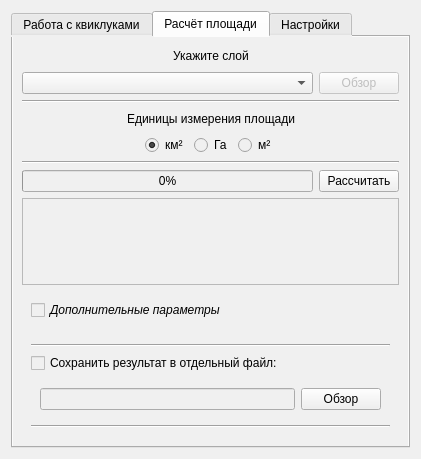
Old version of the form helper_main_dialog_base.ui in the repository bazzile/helper.
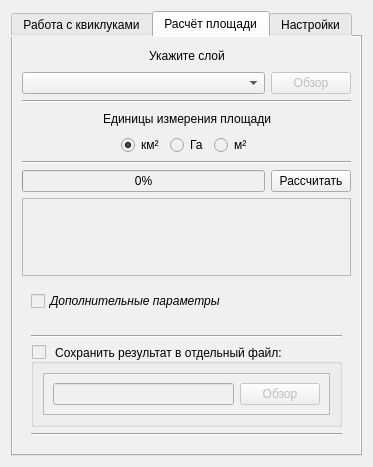
New version of the form.

Commit message: ellipsoidal area: out_file widget изменён тип на group_box

```diff
--- a/helper_main_dialog_base.ui
+++ b/helper_main_dialog_base.ui
@@ -6,8 +6,8 @@
    <rect>
     <x>0</x>
     <y>0</y>
-    <width>421</width>
-    <height>459</height>
+    <width>373</width>
+    <height>467</height>
    </rect>
   </property>
   <property name="windowTitle">
@@ -547,27 +547,41 @@
            </widget>
           </item>
           <item>
-           <widget class="QCheckBox" name="out_file_checkBox">
-            <property name="font">
-             <font>
-              <italic>false</italic>
-             </font>
+           <widget class="QGroupBox" name="groupBox_3">
+            <property name="enabled">
+             <bool>true</bool>
             </property>
-            <property name="layoutDirection">
-             <enum>Qt::LeftToRight</enum>
+            <property name="sizePolicy">
+             <sizepolicy hsizetype="MinimumExpanding" vsizetype="Minimum">
+              <horstretch>0</horstretch>
+              <verstretch>0</verstretch>
+             </sizepolicy>
             </property>
-            <property name="text">
+            <property name="title">
              <string>Сохранить результат в отдельный файл:</string>
             </property>
-           </widget>
-          </item>
-          <item>
-           <widget class="QWidget" name="out_file_widget" native="true">
-            <layout class="QVBoxLayout" name="verticalLayout_12">
-             <item>
-              <layout class="QVBoxLayout" name="verticalLayout_13">
-               <item>
-                <layout class="QHBoxLayout" name="horizontalLayout_20">
+            <property name="checkable">
+             <bool>true</bool>
+            </property>
+            <property name="checked">
+             <bool>false</bool>
+            </property>
+            <layout class="QGridLayout" name="gridLayout_4">
+             <item row="1" column="0">
+              <widget class="QFrame" name="frame_3">
+               <property name="sizePolicy">
+                <sizepolicy hsizetype="Preferred" vsizetype="MinimumExpanding">
+                 <horstretch>0</horstretch>
+                 <verstretch>0</verstretch>
+                </sizepolicy>
+               </property>
+               <property name="frameShape">
+                <enum>QFrame::StyledPanel</enum>
+               </property>
+               <property name="frameShadow">
+                <enum>QFrame::Raised</enum>
+               </property>
+               <layout class="QHBoxLayout" name="horizontalLayout_6">
                  <item>
                   <widget class="QLineEdit" name="area_out_file_lineEdit">
                    <property name="readOnly">
@@ -577,23 +591,13 @@
                  </item>
                  <item>
                   <widget class="QPushButton" name="area_out_pushButton">
-                   <property name="enabled">
-                    <bool>true</bool>
-                   </property>
-                   <property name="sizePolicy">
-                    <sizepolicy hsizetype="Fixed" vsizetype="Fixed">
-                     <horstretch>0</horstretch>
-                     <verstretch>0</verstretch>
-                    </sizepolicy>
-                   </property>
                    <property name="text">
                     <string>Обзор</string>
                    </property>
                   </widget>
                  </item>
                 </layout>
-               </item>
-              </layout>
+              </widget>
              </item>
             </layout>
            </widget>
```
Left out of the diff: 33 changed lines with no effect on the pictures. Lines whose indentation alone changed are shown as unchanged. The commit also changes 1 other file.
